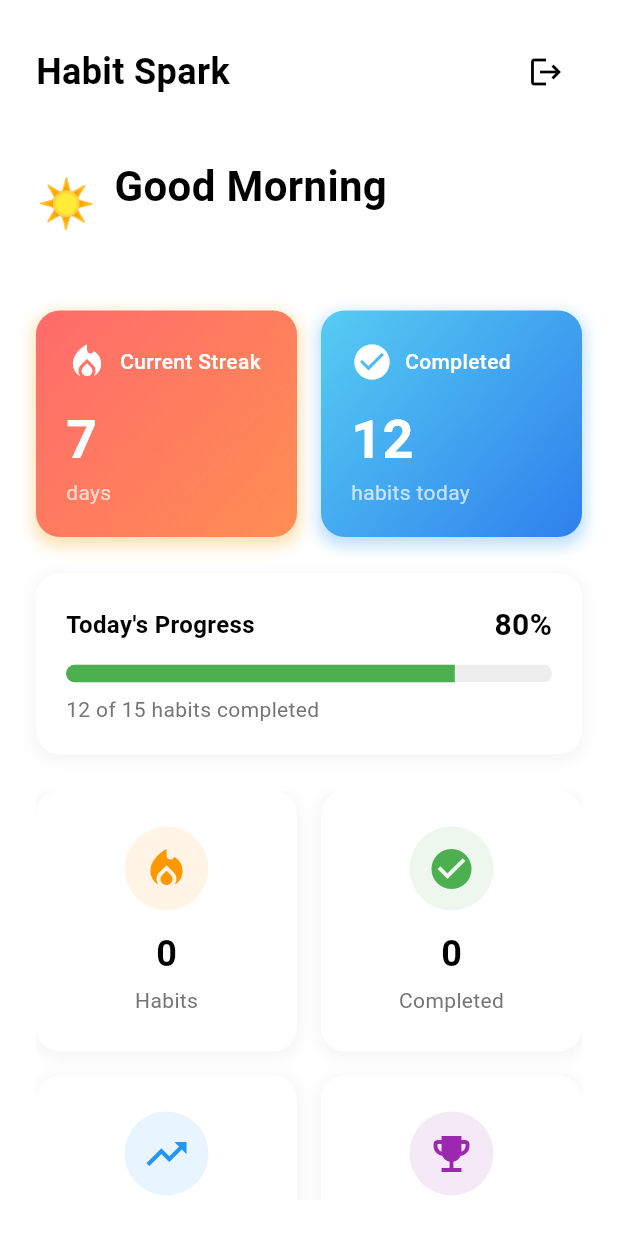
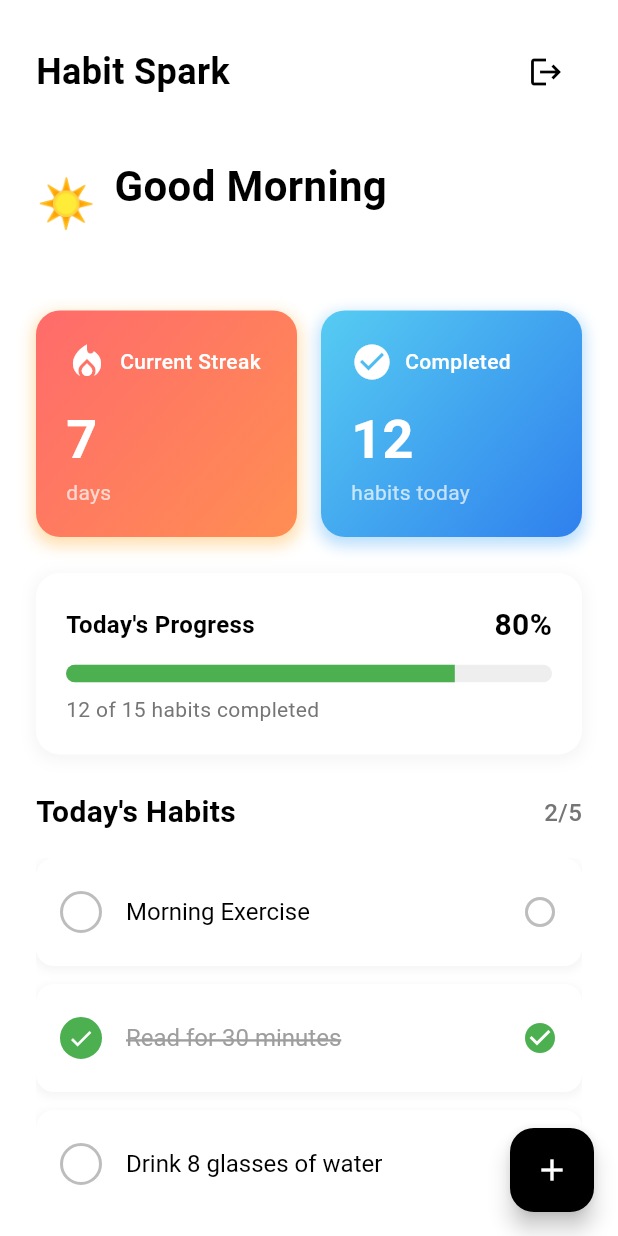
Before and after one commit to ChristianAlicaba2002/MDEV-Habit-Spark, a Flutter app: the screen it shows once a user with an empty profile is signed in, on a phone screen of 412 x 824 dp. Run offline on Flutter 3.47's test engine with Material 3 defaults, Android fonts, the phone set to English and light mode, and no system bars; our stand-ins replace cloud_firestore, firebase_auth, firebase_core; accounts and stored records are empty; network calls fail.

Commit message:
Build progress dashboard with dynamic greeting and habits list
- Added dynamic greeting based on time of day (Good Morning/Afternoon/Evening)
- Implemented current streak card with fire icon and gradient background
- Added completed habits count card with blue gradient
- Created progress bar showing completion percentage with color coding
- Built interactive today's habits list with tap to mark as done
- Implemented animated checkboxes (green when done, strikethrough text)
- Added floating action button to add new habits
- Smooth animations for habit completion (300ms transitions)
- Real-time habit counter updates
- Empty state for when no habits exist
- Clean card-based UI with shadows and rounded corners

```diff
--- a/lib/screens/home_page.dart
+++ b/lib/screens/home_page.dart
@@ -2,8 +2,67 @@ import 'package:flutter/material.dart';
 import 'package:habit_spark/services/auth_service.dart';
 import 'package:habit_spark/screens/login_page.dart';
 
-class HomePage extends StatelessWidget {
+class HomePage extends StatefulWidget {
   const HomePage({super.key});
+
+  @override
+  State<HomePage> createState() => _HomePageState();
+}
+
+class _HomePageState extends State<HomePage> {
+  // Sample habits data
+  final List<Map<String, dynamic>> _habits = [
+    {'name': 'Morning Exercise', 'done': false},
+    {'name': 'Read for 30 minutes', 'done': true},
+    {'name': 'Drink 8 glasses of water', 'done': false},
+    {'name': 'Meditate', 'done': true},
+    {'name': 'Learn something new', 'done': false},
+  ];
+
+  void _toggleHabit(int index) {
+    setState(() {
+      _habits[index]['done'] = !_habits[index]['done'];
+    });
+  }
+
+  void _showAddHabitDialog() {
+    final controller = TextEditingController();
+    showDialog(
+      context: context,
+      builder: (context) => AlertDialog(
+        title: const Text('Add New Habit'),
+        content: TextField(
+          controller: controller,
+          decoration: const InputDecoration(
+            hintText: 'Enter habit name',
+            border: OutlineInputBorder(),
+          ),
+          autofocus: true,
+        ),
+        actions: [
+          TextButton(
+            onPressed: () => Navigator.pop(context),
+            child: const Text('Cancel'),
+          ),
+          ElevatedButton(
+            onPressed: () {
+              if (controller.text.isNotEmpty) {
+                setState(() {
+                  _habits.add({'name': controller.text, 'done': false});
+                });
+                Navigator.pop(context);
+              }
+            },
+            style: ElevatedButton.styleFrom(
+              backgroundColor: Colors.black,
+              foregroundColor: Colors.white,
+            ),
+            child: const Text('Add'),
+          ),
+        ],
+      ),
+    );
+  }
 
   String _getGreeting() {
     final hour = DateTime.now().hour;
@@ -119,42 +178,136 @@ class HomePage extends StatelessWidget {
               _buildProgressCard(),
               const SizedBox(height: 24),
 
-              // Dashboard Cards
+              // Today's Habits Section
+              Row(
+                mainAxisAlignment: MainAxisAlignment.spaceBetween,
+                children: [
+                  const Text(
+                    'Today\'s Habits',
+                    style: TextStyle(
+                      fontSize: 20,
+                      fontWeight: FontWeight.bold,
+                      color: Colors.black,
+                    ),
+                  ),
+                  Text(
+                    '${_habits.where((h) => h['done']).length}/${_habits.length}',
+                    style: TextStyle(
+                      fontSize: 16,
+                      color: Colors.grey[600],
+                      fontWeight: FontWeight.w500,
+                    ),
+                  ),
+                ],
+              ),
+              const SizedBox(height: 16),
+
+              // Habits List
               Expanded(
-                child: GridView.count(
-                  crossAxisCount: 2,
-                  crossAxisSpacing: 16,
-                  mainAxisSpacing: 16,
+                child: _habits.isEmpty
+                    ? Center(
+                        child: Column(
+                          mainAxisAlignment: MainAxisAlignment.center,
                           children: [
-                    _buildDashboardCard(
-                      icon: Icons.local_fire_department,
-                      title: 'Habits',
-                      count: '0',
-                      color: Colors.orange,
+                            Icon(
+                              Icons.add_circle_outline,
+                              size: 64,
+                              color: Colors.grey[400],
                             ),
-                    _buildDashboardCard(
-                      icon: Icons.check_circle,
-                      title: 'Completed',
-                      count: '0',
-                      color: Colors.green,
+                            const SizedBox(height: 16),
+                            Text(
+                              'No habits yet',
+                              style: TextStyle(
+                                fontSize: 18,
+                                color: Colors.grey[600],
                               ),
-                    _buildDashboardCard(
-                      icon: Icons.trending_up,
-                      title: 'Streak',
-                      count: '0 days',
-                      color: Colors.blue,
                             ),
-                    _buildDashboardCard(
-                      icon: Icons.emoji_events,
-                      title: 'Achievements',
-                      count: '0',
-                      color: Colors.purple,
+                            const SizedBox(height: 8),
+                            Text(
+                              'Tap + to add your first habit',
+                              style: TextStyle(
+                                fontSize: 14,
+                                color: Colors.grey[500],
+                              ),
+                            ),
+                          ],
+                        ),
+                      )
+                    : ListView.builder(
+                        itemCount: _habits.length,
+                        itemBuilder: (context, index) {
+                          final habit = _habits[index];
+                          return _buildHabitItem(
+                            habit['name'],
+                            habit['done'],
+                            () => _toggleHabit(index),
+                          );
+                        },
+                      ),
               ),
             ],
           ),
         ),
+      ),
+      floatingActionButton: FloatingActionButton(
+        onPressed: _showAddHabitDialog,
+        backgroundColor: Colors.black,
+        child: const Icon(Icons.add, color: Colors.white),
+      ),
+    );
+  }
+
+  Widget _buildHabitItem(String name, bool done, VoidCallback onTap) {
+    return Container(
+      margin: const EdgeInsets.only(bottom: 12),
+      decoration: BoxDecoration(
+        color: Colors.white,
+        borderRadius: BorderRadius.circular(12),
+        boxShadow: [
+          BoxShadow(
+            color: Colors.grey.withOpacity(0.1),
+            spreadRadius: 1,
+            blurRadius: 4,
+            offset: const Offset(0, 2),
+          ),
         ],
       ),
+      child: ListTile(
+        onTap: onTap,
+        contentPadding: const EdgeInsets.symmetric(horizontal: 16, vertical: 8),
+        leading: AnimatedContainer(
+          duration: const Duration(milliseconds: 300),
+          width: 28,
+          height: 28,
+          decoration: BoxDecoration(
+            shape: BoxShape.circle,
+            color: done ? Colors.green : Colors.transparent,
+            border: Border.all(
+              color: done ? Colors.green : Colors.grey[400]!,
+              width: 2,
+            ),
+          ),
+          child: done
+              ? const Icon(
+                  Icons.check,
+                  size: 18,
+                  color: Colors.white,
+                )
+              : null,
+        ),
+        title: AnimatedDefaultTextStyle(
+          duration: const Duration(milliseconds: 300),
+          style: TextStyle(
+            fontSize: 16,
+            color: done ? Colors.grey[500] : Colors.black,
+            decoration: done ? TextDecoration.lineThrough : TextDecoration.none,
+            decorationThickness: 2,
+          ),
+          child: Text(name),
+        ),
+        trailing: Icon(
+          done ? Icons.check_circle : Icons.circle_outlined,
+          color: done ? Colors.green : Colors.grey[400],
         ),
       ),
     );
@@ -353,63 +506,4 @@ class HomePage extends StatelessWidget {
       ),
     );
   }
-
-  Widget _buildDashboardCard({
-    required IconData icon,
-    required String title,
-    required String count,
-    required Color color,
-  }) {
-    return Container(
-      decoration: BoxDecoration(
-        color: Colors.white,
-        borderRadius: BorderRadius.circular(16),
-        boxShadow: [
-          BoxShadow(
-            color: Colors.grey.withOpacity(0.1),
-            spreadRadius: 2,
-            blurRadius: 8,
-            offset: const Offset(0, 2),
-          ),
-        ],
-      ),
-      child: Padding(
-        padding: const EdgeInsets.all(20.0),
-        child: Column(
-          mainAxisAlignment: MainAxisAlignment.center,
-          children: [
-            Container(
-              padding: const EdgeInsets.all(12),
-              decoration: BoxDecoration(
-                color: color.withOpacity(0.1),
-                shape: BoxShape.circle,
-              ),
-              child: Icon(
-                icon,
-                size: 32,
-                color: color,
-              ),
-            ),
-            const SizedBox(height: 12),
-            Text(
-              count,
-              style: const TextStyle(
-                fontSize: 24,
-                fontWeight: FontWeight.bold,
-                color: Colors.black,
-              ),
-            ),
-            const SizedBox(height: 4),
-            Text(
-              title,
-              style: TextStyle(
-                fontSize: 14,
-                color: Colors.grey[600],
-              ),
-            ),
-          ],
-        ),
-      ),
-    );
 }
-}
```
Lines whose indentation alone changed are shown as unchanged.
